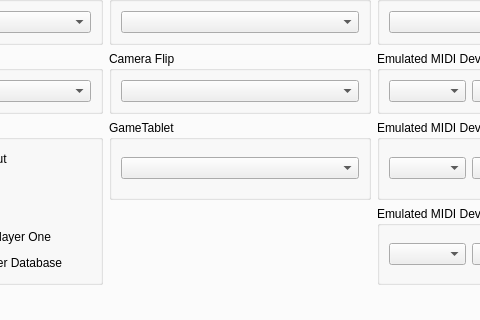
The window that rpcs3/rpcs3qt/settings_dialog.ui (RPCS3/rpcs3) describes before a commit, drawn with Qt 5; both pictures show x 181 to 661 and y 202 to 522 of the 856 by 688 pixel window.
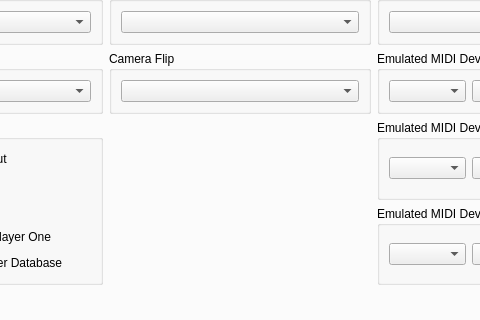
The same window after the commit. The open tabs and pages were chosen to show the change. Icons and pictures are not drawn.

Commit message: USB: Move uDraw GameTablet config from IO to Pads

The edit to the form file:
```diff
--- a/rpcs3/rpcs3qt/settings_dialog.ui
+++ b/rpcs3/rpcs3qt/settings_dialog.ui
@@ -1731,18 +1731,6 @@
             </layout>
            </widget>
           </item>
-          <item row="4" column="1">
-           <widget class="QGroupBox" name="gametablet_emulated">
-            <property name="title">
-             <string>GameTablet</string>
-            </property>
-            <layout class="QVBoxLayout" name="gametablet_emulated_layout">
-             <item>
-              <widget class="QComboBox" name="gameTabletBox"/>
-             </item>
-            </layout>
-           </widget>
-          </item>
           <item row="3" column="2">
            <widget class="QGroupBox" name="gb_midi_1">
             <property name="title">
```
The commit also changes 14 other files.
